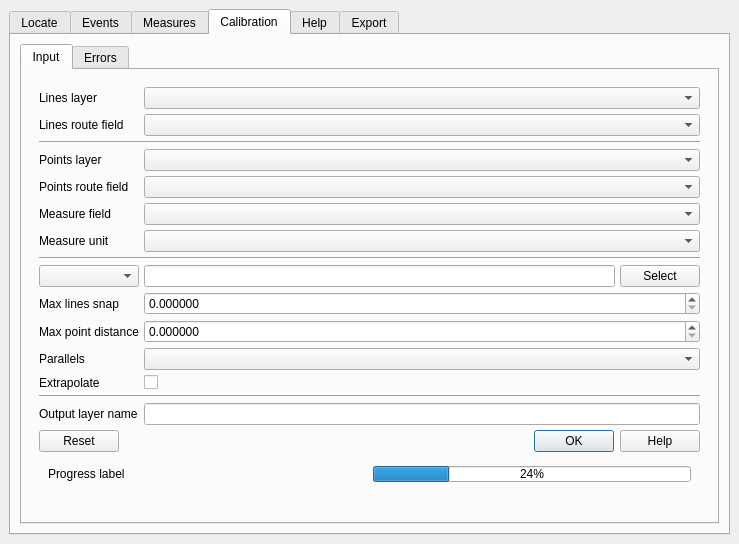
First picture: the form in lrs/ui/ui_lrsdockwidget.ui, repository blazek/lrs, before the edit.
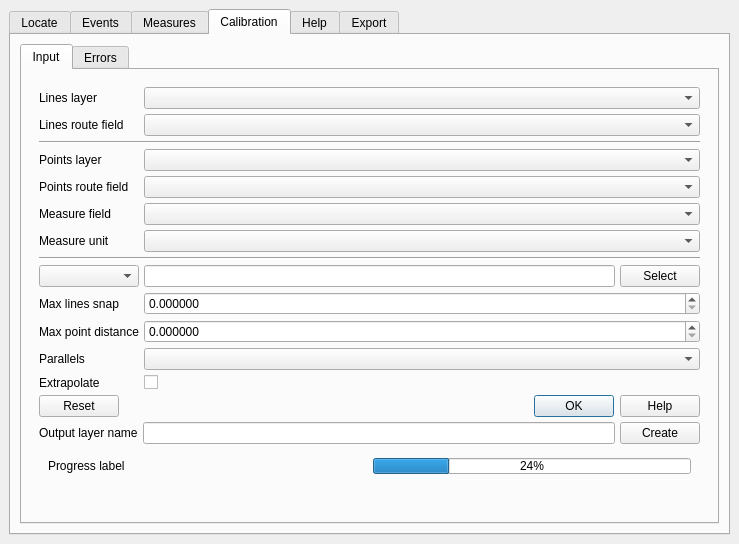
Second picture: the form after the edit. The open tabs and pages were chosen to show the change.

Commit message: separate action to create lrs layer from calibration

Patch:
```diff
--- a/lrs/ui/ui_lrsdockwidget.ui
+++ b/lrs/ui/ui_lrsdockwidget.ui
@@ -591,13 +591,6 @@
                </property>
                <item>
                 <layout class="QGridLayout" name="genGridLayout">
-                 <item row="19" column="0">
-                  <widget class="QLabel" name="genOutputNameLabel">
-                   <property name="text">
-                    <string>Output layer name</string>
-                   </property>
-                  </widget>
-                 </item>
                  <item row="9" column="0" colspan="2">
                   <widget class="Line" name="line_2">
                    <property name="orientation">
@@ -654,6 +647,9 @@
                  <item row="4" column="1">
                   <widget class="QComboBox" name="genPointRouteFieldCombo"/>
                  </item>
+                 <item row="3" column="1">
+                  <widget class="QComboBox" name="genPointLayerCombo"/>
+                 </item>
                  <item row="15" column="0">
                   <widget class="QLabel" name="genThresholdLabel">
                    <property name="toolTip">
@@ -671,8 +667,12 @@
                    </property>
                   </widget>
                  </item>
-                 <item row="3" column="1">
-                  <widget class="QComboBox" name="genPointLayerCombo"/>
+                 <item row="13" column="0">
+                  <widget class="QComboBox" name="genSelectionModeCombo">
+                   <property name="toolTip">
+                    <string>Routes selection mode.</string>
+                   </property>
+                  </widget>
                  </item>
                  <item row="14" column="1">
                   <widget class="QDoubleSpinBox" name="genSnapSpin">
@@ -690,20 +690,6 @@
                  <item row="5" column="1">
                   <widget class="QComboBox" name="genPointMeasureFieldCombo"/>
                  </item>
-                 <item row="13" column="0">
-                  <widget class="QComboBox" name="genSelectionModeCombo">
-                   <property name="toolTip">
-                    <string>Routes selection mode.</string>
-                   </property>
-                  </widget>
-                 </item>
-                 <item row="0" column="0">
-                  <widget class="QLabel" name="genLineLayerLabel">
-                   <property name="text">
-                    <string>Lines layer</string>
-                   </property>
-                  </widget>
-                 </item>
                  <item row="0" column="1">
                   <widget class="QComboBox" name="genLineLayerCombo">
                    <property name="sizePolicy">
@@ -714,6 +700,16 @@
                    </property>
                   </widget>
                  </item>
+                 <item row="0" column="0">
+                  <widget class="QLabel" name="genLineLayerLabel">
+                   <property name="text">
+                    <string>Lines layer</string>
+                   </property>
+                  </widget>
+                 </item>
+                 <item row="1" column="1">
+                  <widget class="QComboBox" name="genLineRouteFieldCombo"/>
+                 </item>
                  <item row="5" column="0">
                   <widget class="QLabel" name="genPointMeasureFieldLabel">
                    <property name="text">
@@ -746,16 +742,6 @@
                    </item>
                   </layout>
                  </item>
-                 <item row="1" column="1">
-                  <widget class="QComboBox" name="genLineRouteFieldCombo"/>
-                 </item>
-                 <item row="19" column="1">
-                  <widget class="QLineEdit" name="genOutputNameLineEdit">
-                   <property name="text">
-                    <string/>
-                   </property>
-                  </widget>
-                 </item>
                  <item row="2" column="0" colspan="2">
                   <widget class="Line" name="line">
                    <property name="orientation">
@@ -793,13 +779,6 @@
                    </property>
                   </widget>
                  </item>
-                 <item row="18" column="0" colspan="2">
-                  <widget class="Line" name="line_10">
-                   <property name="orientation">
-                    <enum>Qt::Horizontal</enum>
-                   </property>
-                  </widget>
-                 </item>
                 </layout>
                </item>
                <item>
@@ -809,6 +788,31 @@
                  </property>
                 </widget>
                </item>
+               <item>
+                <layout class="QHBoxLayout" name="horizontalLayout_6">
+                 <item>
+                  <widget class="QLabel" name="genOutputNameLabel">
+                   <property name="text">
+                    <string>Output layer name</string>
+                   </property>
+                  </widget>
+                 </item>
+                 <item>
+                  <widget class="QLineEdit" name="genOutputNameLineEdit">
+                   <property name="text">
+                    <string/>
+                   </property>
+                  </widget>
+                 </item>
+                 <item>
+                  <widget class="QPushButton" name="genCreateOutputButton">
+                   <property name="text">
+                    <string>Create</string>
+                   </property>
+                  </widget>
+                 </item>
+                </layout>
+               </item>
                <item>
                 <widget class="QFrame" name="genProgressFrame">
                  <property name="minimumSize">
```
The commit also changes 2 other files.
